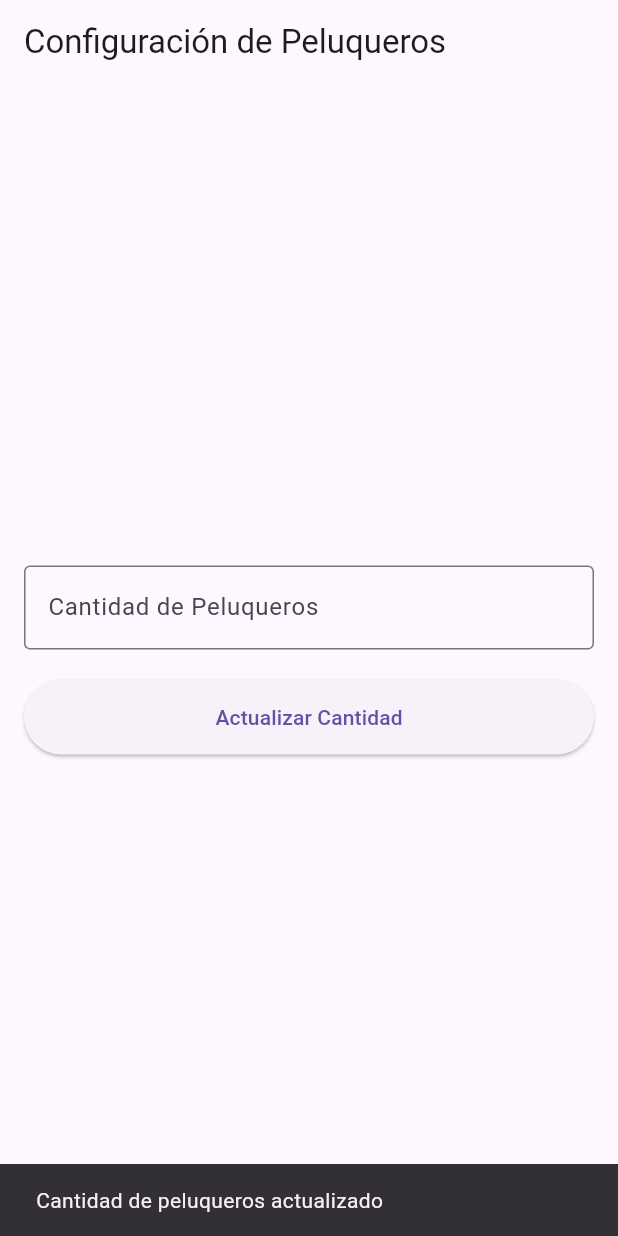
After one commit to danielazim13/genespeluqueria, a Flutter app: the PeluquerosConfigScreen screen opened by its route, after a tap on "Actualizar Cantidad", on a phone screen of 412 x 824 dp. The commit adds this screen. Run offline on Flutter 3.47's test engine with Material 3 defaults, Android fonts, the phone set to English and light mode, and no system bars; our stand-ins replace cloud_firestore, firebase_auth, firebase_core, font_awesome_flutter, go_router; missing offline and left inert: d_chart; accounts and stored records are empty.

Commit message:
screen para setear cantidad de peluqueros

```diff
--- a/lib/core/router.dart
+++ b/lib/core/router.dart
@@ -1,4 +1,5 @@
 import 'package:app/entities/usuario.dart';
+import 'package:app/screens/admin/config/peluqueros_screen.dart';
 import 'package:app/screens/admin/metricas_screen.dart';
 import 'package:app/screens/admin/usuarios/detalle_usuario_screen.dart';
 import 'package:app/screens/admin/usuarios/lista_usuarios_screen.dart';
@@ -123,6 +124,10 @@ final adminRoutes = [
     path: '/admin/config/business-hours',
     builder: (context, state) => const BusinessHoursScreen(),
   ),
+  GoRoute(
+    path: '/admin/config/peluqueros',
+    builder: (context, state) => const PeluquerosConfigScreen(),
+  ),
   // Servicios (ABM)
   GoRoute(
     path: '/admin/servicios/lista',
--- /dev/null
+++ b/lib/screens/admin/config/peluqueros_screen.dart
@@ -0,0 +1,98 @@
+import 'package:flutter/material.dart';
+import 'package:cloud_firestore/cloud_firestore.dart';
+
+class PeluquerosConfigScreen extends StatefulWidget {
+  const PeluquerosConfigScreen({super.key});
+
+  @override
+  _PeluquerosConfigScreenState createState() => _PeluquerosConfigScreenState();
+}
+
+class _PeluquerosConfigScreenState extends State<PeluquerosConfigScreen> {
+  final TextEditingController _cantidadController = TextEditingController();
+  final FirebaseFirestore _firestore = FirebaseFirestore.instance;
+
+  @override
+  void initState() {
+    super.initState();
+    // Load current number of hairdressers
+    _fetchCurrentCantidad();
+  }
+
+  Future<void> _fetchCurrentCantidad() async {
+    try {
+      final docSnapshot = await _firestore
+          .collection('configuration')
+          .doc('peluqueros')
+          .get();
+
+      if (docSnapshot.exists) {
+        setState(() {
+          _cantidadController.text = docSnapshot.data()?['cantidad']?.toString() ?? '0';
+        });
+      }
+    } catch (e) {
+      ScaffoldMessenger.of(context).showSnackBar(
+        SnackBar(content: Text('Error fetching data: $e')),
+      );
+    }
+  }
+
+  Future<void> _updateCantidad() async {
+    final cantidad = int.tryParse(_cantidadController.text) ?? 0;
+
+    try {
+      await _firestore
+          .collection('configuration')
+          .doc('peluqueros')
+          .set({'cantidad': cantidad}, SetOptions(merge: true));
+
+      ScaffoldMessenger.of(context).showSnackBar(
+        SnackBar(content: Text('Cantidad de peluqueros actualizado')),
+      );
+    } catch (e) {
+      ScaffoldMessenger.of(context).showSnackBar(
+        SnackBar(content: Text('Error actualizando datos: $e')),
+      );
+    }
+  }
+
+  @override
+  Widget build(BuildContext context) {
+    return Scaffold(
+      appBar: AppBar(
+        title: Text('Configuración de Peluqueros'),
+      ),
+      body: Padding(
+        padding: EdgeInsets.all(16.0),
+        child: Column(
+          mainAxisAlignment: MainAxisAlignment.center,
+          children: [
+            TextField(
+              controller: _cantidadController,
+              keyboardType: TextInputType.number,
+              decoration: InputDecoration(
+                labelText: 'Cantidad de Peluqueros',
+                border: OutlineInputBorder(),
+              ),
+            ),
+            SizedBox(height: 20),
+            ElevatedButton(
+              onPressed: _updateCantidad,
+              style: ElevatedButton.styleFrom(
+                minimumSize: Size(double.infinity, 50),
+              ),
+              child: Text('Actualizar Cantidad'),
+            ),
+          ],
+        ),
+      ),
+    );
+  }
+
+  @override
+  void dispose() {
+    _cantidadController.dispose();
+    super.dispose();
+  }
+}
--- a/lib/screens/admin/home_screen.dart
+++ b/lib/screens/admin/home_screen.dart
@@ -21,6 +21,11 @@ class AdminHomeScreen extends StatelessWidget {
           icon: Icons.group,
         ),
         NavigationButton(
+          text: 'Peluqueros',
+          route: '/admin/config/peluqueros',
+          icon: Icons.content_cut,
+        ),
+        NavigationButton(
           text: 'Metricas',
           route: '/admin/metricas',
           icon: Icons.bar_chart,
```
